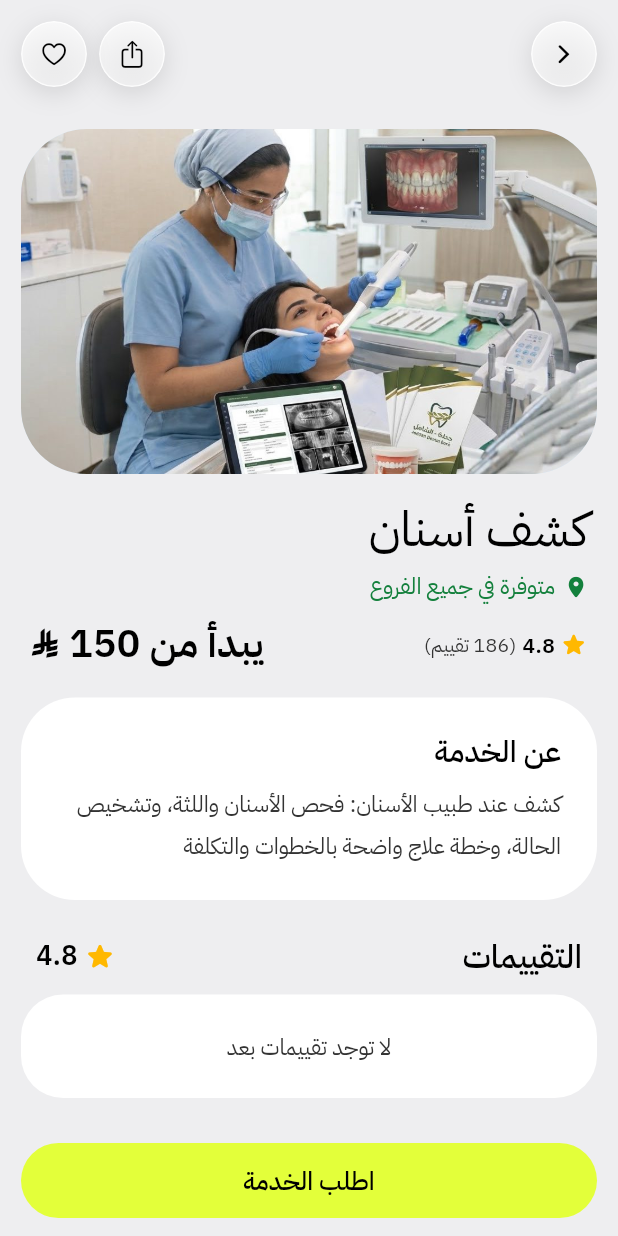
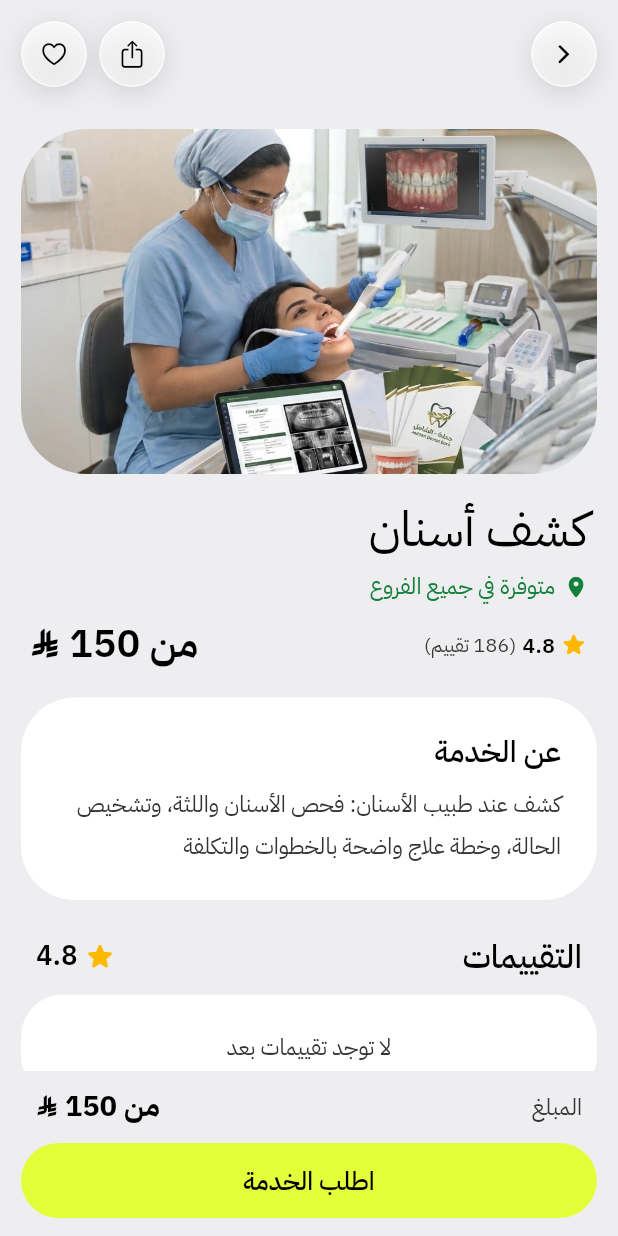
Before and after one commit to abu-abdullah-alghamdi/Clinics-App, a Flutter app: the ServiceScreen screen opened directly with sample values from the repository, on a phone screen of 412 x 824 dp. Run offline on Flutter 3.47's test engine with Material 3 defaults, Android fonts, the phone set to English and light mode, and no system bars; our stand-ins replace cupertino_native_better, flutter_local_notifications, share_plus, shared_preferences, timezone; missing offline and left inert: add_2_calendar; accounts and stored records are empty; statements that could not run were skipped.

Commit message:
المبلغ سطر فوق الزر، وحذف النقطة الفاصلة من التطبيق [skip ci]
Co-Authored-By: Claude Opus 5.5 <noreply@anthropic.com>
Claude-Session: https://claude.ai/code/session_013i99uLUE7TyRCX4e6br9yw

```diff
--- a/lib/native.dart
+++ b/lib/native.dart
@@ -39,13 +39,13 @@ Future<void> shareText(BuildContext context, String text) async {
 // اسم العيادة ورابط المشاركة من إعدادات العيادة (clinics/<id>/config.json)
 String shareDoctorText(Doctor d) {
   final c = ClinicConfig.current;
-  return '${d.name} · ${d.role}\nاطلب موعدك من تطبيق ${c.appName}\n${c.shareLink}';
+  return '${d.name}\n${d.role}\nاطلب موعدك من تطبيق ${c.appName}\n${c.shareLink}';
 }
 
 String shareServiceText(Service s) {
   final offer = s.onOffer ? ' (خصم ${fmtNum(s.discount)}%)' : '';
   final c = ClinicConfig.current;
-  return '${s.name}$offer · ${s.priceWords}\n${s.availabilityText}\nاطلبها من تطبيق ${c.appName}\n${c.shareLink}';
+  return '${s.name}$offer\n${s.priceWords}\n${s.availabilityText}\nاطلبها من تطبيق ${c.appName}\n${c.shareLink}';
 }
 
 /// الوصف في موعد التقويم
@@ -146,7 +146,7 @@ class Reminders {
       await _plugin.zonedSchedule(
         _id(b.id),
         'تذكير بموعدك',
-        'موعدك بعد ساعة${withDoctor(b)} · ${b.branch.name}',
+        'موعدك بعد ساعة${withDoctor(b)}\n${b.branch.name}',
         tz.TZDateTime.from(at, tz.local),
         const NotificationDetails(iOS: DarwinNotificationDetails(presentAlert: true, presentSound: true)),
         androidScheduleMode: AndroidScheduleMode.inexactAllowWhileIdle,
--- a/lib/screens/doctors_tab.dart
+++ b/lib/screens/doctors_tab.dart
@@ -114,7 +114,7 @@ class _DoctorsTabState extends State<DoctorsTab> {
                     Text(d.role, style: ts(15, color: AppColors.body)),
                     const SizedBox(height: 14),
                     Text(d.availText, style: ts(26, color: AppColors.green)),
-                    Text('زيارة في العيادة · ${d.durationText}', style: ts(15)),
+                    Text('زيارة في العيادة، ${d.durationText}', style: ts(15)),
                   ],
                 ),
               ),
--- a/lib/screens/extras_screens.dart
+++ b/lib/screens/extras_screens.dart
@@ -100,7 +100,8 @@ class _PackageCard extends StatelessWidget {
                     crossAxisAlignment: CrossAxisAlignment.start,
                     children: [
                       Text(sv.name, style: ts(18, weight: FontWeight.w600)),
-                      Text('${p.package.name} · تنتهي ${_date(p.expires)}', style: ts(13, color: AppColors.faint)),
+                      Text(p.package.name, style: ts(13, color: AppColors.faint)),
+                      Text('تنتهي ${_date(p.expires)}', style: ts(13, color: AppColors.faint)),
                     ],
                   ),
                 ),
--- a/lib/screens/orders_screen.dart
+++ b/lib/screens/orders_screen.dart
@@ -5,6 +5,7 @@ import '../data.dart';
 import '../payments.dart';
 import '../services_data.dart';
 import '../state.dart';
+import '../states.dart';
 import '../theme.dart';
 import '../widgets.dart';
 
@@ -39,8 +40,7 @@ class OrderCard extends StatelessWidget {
             ],
           ),
           const SizedBox(height: 4),
-          Text('${_date(order.date)} · ${branchById(order.branchId).name} · ${order.method.label}',
-              style: ts(13, color: AppColors.faint)),
+          Text(lines([_date(order.date), branchById(order.branchId).name, order.method.label]), style: ts(13, color: AppColors.faint)),
           const SizedBox(height: 8),
           if (order.forOther)
             Padding(
--- a/lib/screens/request_screen.dart
+++ b/lib/screens/request_screen.dart
@@ -309,8 +309,9 @@ class _RequestScreenState extends State<RequestScreen> {
               ),
             ),
             BottomAction(
+              price: widget.userPackage != null ? null : price,
               child: PillButton(
-                label: widget.userPackage != null ? 'إرسال الطلب' : 'إرسال الطلب · $price',
+                label: 'إرسال الطلب',
                 height: 50,
                 fontSize: 17,
                 enabled: _ready,
@@ -366,7 +367,7 @@ class _ServiceSummary extends StatelessWidget {
     final sub = package != null
         ? package!.name
         : up != null
-            ? '${up.package.name} · الجلسة ${fmtNum(up.used + 1)}'
+            ? '${up.package.name}\nالجلسة ${fmtNum(up.used + 1)}'
             : null;
     return Container(
       padding: const EdgeInsets.all(14),
@@ -637,6 +638,7 @@ class _RequestSentScreenState extends State<RequestSentScreen> {
                           const SizedBox(height: 22),
                           receiptCard([
                             receiptRow('الطلب', b.title),
+                            if (b.packageName != null) receiptRow('الباقة', b.packageName!),
                             receiptRow('الطبيب', b.doctor?.name ?? 'الطبيب المتاح'),
                             receiptRow('الفرع', b.branch.name),
                             receiptRow('الفترة', b.period.label),
--- a/lib/screens/search_screen.dart
+++ b/lib/screens/search_screen.dart
@@ -210,7 +210,7 @@ class _SearchScreenState extends State<SearchScreen> {
                           _row(
                             lead: ServiceImage(service: x, size: 48),
                             title: x.name,
-                            sub: '★ ${x.ratingText} · ${x.availabilityText}',
+                            sub: '★ ${x.ratingText}، ${x.availabilityText}',
                             trail: Text(priceLabel(x), style: ts(15, weight: FontWeight.w600)),
                             onTap: () => nav.push(iosRoute(ServiceScreen(service: x))),
                           ),
--- a/lib/screens/service_screen.dart
+++ b/lib/screens/service_screen.dart
@@ -241,8 +241,9 @@ class _ServiceScreenState extends State<ServiceScreen> {
               )),
             ),
             BottomAction(
+              price: _pkg != null ? money(_pkg!.price) : priceLabel(sv),
               child: PillButton(
-                label: _pkg != null ? 'اطلب الباقة · ${money(_pkg!.price)}' : 'اطلب الخدمة',
+                label: _pkg != null ? 'اطلب الباقة' : 'اطلب الخدمة',
                 height: 50,
                 fontSize: 17,
                 onTap: () => openRequest(context, service: sv, package: _pkg),
--- a/lib/screens/visit_extras.dart
+++ b/lib/screens/visit_extras.dart
@@ -7,8 +7,10 @@ import 'package:url_launcher/url_launcher.dart';
 import '../clinic_config.dart';
 import '../data.dart';
 import '../extras.dart';
+import '../native.dart';
 import '../services_data.dart';
 import '../state.dart';
+import '../states.dart';
 import '../theme.dart';
 import '../widgets.dart';
 import 'services_tab.dart';
@@ -82,7 +84,7 @@ class RatePrompt extends StatelessWidget {
               crossAxisAlignment: CrossAxisAlignment.start,
               children: [
                 Text('كيف كانت زيارتك؟', style: ts(17, weight: FontWeight.w600)),
-                Text('${b.doctor?.name ?? b.branch.name} · ${b.title}', maxLines: 1, overflow: TextOverflow.ellipsis, style: ts(14, color: AppColors.faint)),
+                Text('${b.title}${withDoctor(b)}', maxLines: 1, overflow: TextOverflow.ellipsis, style: ts(14, color: AppColors.faint)),
                 const SizedBox(height: 6),
                 Row(
                   children: [
@@ -133,7 +135,7 @@ Future<void> showRatingSheet(BuildContext context, Booking b, {int stars = 5}) {
                 header: true,
                 child: Text(b.doctor == null ? 'قيّم زيارتك' : 'قيّم زيارتك مع ${b.doctor!.n1}', textAlign: TextAlign.center, style: ts(22, weight: FontWeight.w500)),
               ),
-              Text('${b.title} · ${b.branch.name}', textAlign: TextAlign.center, style: ts(14, color: AppColors.faint)),
+              Text(lines([b.title, b.branch.name]), textAlign: TextAlign.center, style: ts(14, color: AppColors.faint)),
               const SizedBox(height: 12),
               Row(
                 mainAxisAlignment: MainAxisAlignment.center,
--- a/lib/services_data.dart
+++ b/lib/services_data.dart
@@ -17,7 +17,7 @@ class Branch {
   final double lng;
 
   /// أيام العمل: السبت إلى الخميس، من 9 الصباح إلى 9 المساء (الجمعة مغلق)
-  static const hoursText = 'السبت – الخميس · 9:00 ص – 9:00 م';
+  static const hoursText = 'السبت – الخميس\n9:00 ص – 9:00 م';
 
   bool openAt(DateTime t) => t.weekday != DateTime.friday && t.hour >= 9 && t.hour < 21;
 
@@ -373,11 +373,11 @@ List<Service> servicesOf(Doctor d) => [
   return (min: prices.first, max: prices.last);
 }
 
-/// نص السعر: المبلغ بالضبط، أو "يبدأ من" لو يختلف حسب الطبيب
+/// نص السعر: المبلغ بالضبط، أو "من" لو يختلف حسب الطبيب
 String priceLabel(Service sv, {Doctor? doctor, String? branchId}) {
   if (doctor != null) return money(sv.priceWith(doctor));
   final r = priceRange(sv, branchId: branchId);
-  return r.min == r.max ? money(r.min) : 'يبدأ من ${money(r.min)}';
+  return r.min == r.max ? money(r.min) : 'من ${money(r.min)}';
 }
 
 extension BookingDetails on Booking {
--- a/lib/state.dart
+++ b/lib/state.dart
@@ -28,8 +28,8 @@ class OrderItem {
 
   int get total => _price ?? package?.price ?? service.finalPrice;
 
-  /// الاسم للعرض: "جلسة ليزر · باقة 6 جلسات"
-  String get label => package != null ? '${service.name} · ${package!.name}' : service.name;
+  /// الاسم للعرض: الخدمة، والباقة في سطر تحتها
+  String get label => package != null ? '${service.name}\n${package!.name}' : service.name;
 }
 
 /// عملية دفع من التطبيق
--- a/lib/widgets.dart
+++ b/lib/widgets.dart
@@ -1000,14 +1000,34 @@ class ScreenTitle extends StatelessWidget {
 
 /// منطقة الزر الأساسي أسفل الصفحة (بعرض الشاشة)
 class BottomAction extends StatelessWidget {
-  const BottomAction({super.key, required this.child});
+  const BottomAction({super.key, required this.child, this.price, this.priceLabel = 'المبلغ'});
 
   final Widget child;
+
+  /// المبلغ فوق الزر (بدل ما يكون داخل نص الزر)
+  final String? price;
+  final String priceLabel;
 
   @override
   Widget build(BuildContext context) => Padding(
         padding: const EdgeInsets.fromLTRB(14, 10, 14, 12),
-        child: SizedBox(width: double.infinity, child: child),
+        child: Column(
+          mainAxisSize: MainAxisSize.min,
+          crossAxisAlignment: CrossAxisAlignment.stretch,
+          children: [
+            if (price != null)
+              Padding(
+                padding: const EdgeInsets.fromLTRB(10, 0, 10, 10),
+                child: Row(
+                  children: [
+                    Expanded(child: Text(priceLabel, style: ts(15, color: AppColors.body))),
+                    Text(price!, style: ts(19, weight: FontWeight.w700)),
+                  ],
+                ),
+              ),
+            child,
+          ],
+        ),
       );
 }
 
```
Also changed, not shown: lib/extras.dart (+5 -6 lines), lib/screens/appointments_tab.dart (+12 -9 lines), lib/screens/clinic_demo_screen.dart (+8 -7 lines), lib/screens/home_tab.dart (+7 -7 lines), lib/screens/payment_screen.dart (+7 -6 lines), lib/states.dart (+13 -8 lines), 2 other files.
